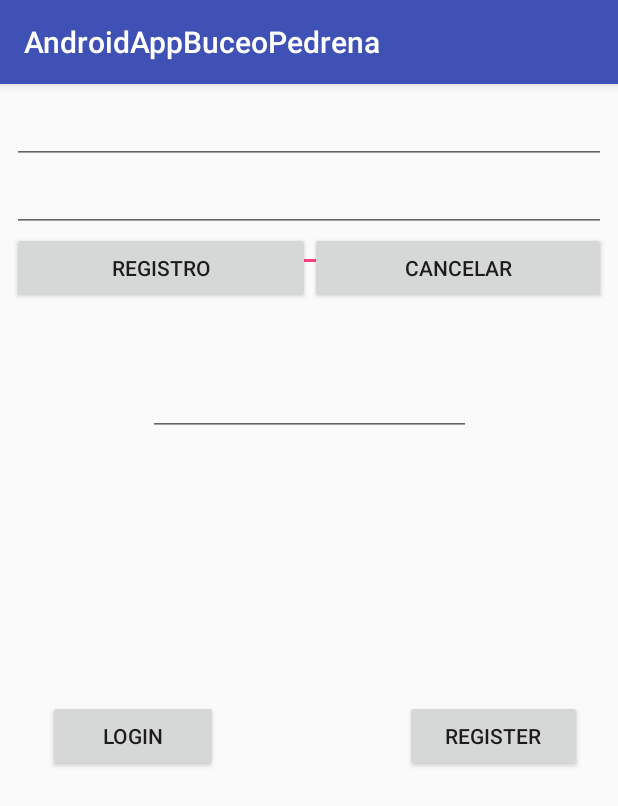
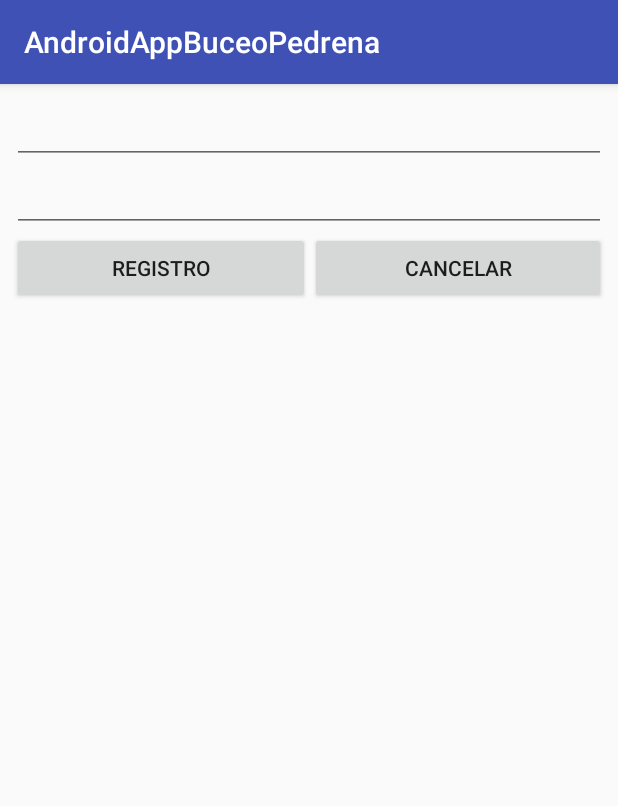
Before and after one commit to nacholagorta/AndroidAppBuceoPedrena, an Android app: the screen it shows after launch (MainActivity), after a tap on "REGISTER", on a phone screen of 412 x 824 dp. Shown: the top 806 px of the screen. Run offline under Robolectric (Android 15) with nearby library versions, the phone set to English and light mode, and no system bars.

```diff
--- a/app/src/main/java/com/example/pccom/androidappbuceopedrena/MainActivity.java
+++ b/app/src/main/java/com/example/pccom/androidappbuceopedrena/MainActivity.java
@@ -1,6 +1,7 @@
 package com.example.pccom.androidappbuceopedrena;
 
 import android.os.Bundle;
+import android.support.v4.app.FragmentTransaction;
 import android.support.v7.app.AppCompatActivity;
 
 public class MainActivity extends AppCompatActivity {
@@ -17,7 +18,12 @@ public class MainActivity extends AppCompatActivity {
         MainActivityEvents mainActivityEvents = new MainActivityEvents(this);
 
         loginFragment.setListener(mainActivityEvents);
-    registerFragment.setListener(mainActivityEvents);
+        registerFragment.setListener(mainActivityEvents);
+
+        FragmentTransaction transaction = getSupportFragmentManager().beginTransaction();
+        transaction.show(loginFragment);
+        transaction.hide(registerFragment);
+        transaction.commit();
     }
 }
 
@@ -35,7 +41,10 @@ class MainActivityEvents implements LoginFragmentListener, RegisterFragmentListe
 
     @Override
     public void registerButtonClicked() {
-
+        FragmentTransaction transaction = mainActivity.getSupportFragmentManager().beginTransaction();
+        transaction.hide(mainActivity.loginFragment);
+        transaction.show(mainActivity.registerFragment);
+        transaction.commit();
     }
 
     @Override
@@ -45,6 +54,9 @@ class MainActivityEvents implements LoginFragmentListener, RegisterFragmentListe
 
     @Override
     public void btnCancelaRegistroClicked() {
-
+ FragmentTransaction transaction = mainActivity.getSupportFragmentManager().beginTransaction();
+ transaction.show(mainActivity.loginFragment);
+ transaction.hide(mainActivity.registerFragment);
+ transaction.commit();
     }
 }
--- a/app/src/main/res/layout/fragment_login.xml
+++ b/app/src/main/res/layout/fragment_login.xml
@@ -51,7 +51,7 @@
             android:layout_marginLeft="24dp"
             android:layout_marginStart="24dp"
             android:layout_marginTop="176dp"
-            android:text="LOGIN"
+            android:text="@string/login"
             app:layout_constraintStart_toStartOf="parent"
             app:layout_constraintTop_toBottomOf="@+id/etPassword" />
 
@@ -62,7 +62,7 @@
             android:layout_marginEnd="16dp"
             android:layout_marginRight="16dp"
             android:layout_marginTop="176dp"
-            android:text="REGISTER"
+            android:text="@string/register"
             app:layout_constraintEnd_toEndOf="parent"
             app:layout_constraintTop_toBottomOf="@+id/etPassword" />
     </android.support.constraint.ConstraintLayout>
--- a/app/src/main/res/layout/fragment_register.xml
+++ b/app/src/main/res/layout/fragment_register.xml
@@ -36,14 +36,14 @@
                 android:layout_width="170dp"
                 android:layout_height="wrap_content"
                 android:layout_weight="1"
-                android:text="Registro" />
+                android:text="@string/registro" />
 
             <Button
                 android:id="@+id/btnCancelaReg"
                 android:layout_width="168dp"
                 android:layout_height="wrap_content"
                 android:layout_weight="1"
-                android:text="Cancelar" />
+                android:text="@string/cancelar" />
         </LinearLayout>
     </LinearLayout>
 </FrameLayout>
--- a/app/src/main/res/values/strings.xml
+++ b/app/src/main/res/values/strings.xml
@@ -3,4 +3,8 @@
 
     <!-- TODO: Remove or change this placeholder text -->
     <string name="hello_blank_fragment">Hello blank fragment</string>
+    <string name="cancelar">Cancelar</string>
+    <string name="registro">Registro</string>
+    <string name="register">REGISTER</string>
+    <string name="login">LOGIN</string>
 </resources>
```
